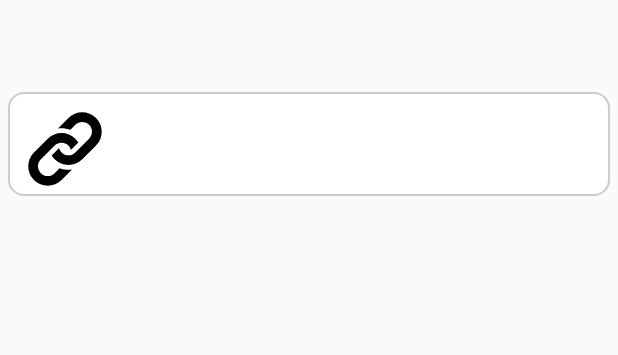
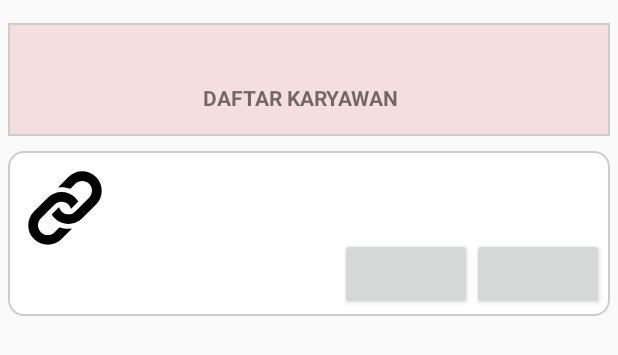
Before and after one commit to linahandayani/retrofitCRUD, an Android app: the layout karyawan.xml on its own in the app's theme, with its tools: preview values and no code run, on a phone screen of 412 x 824 dp. Shown: the top 355 px of the screen. Run offline under Robolectric (Android 15) with nearby library versions, the phone set to English and light mode, and no system bars.

Commit message:
layout delete button

```diff
--- /dev/null
+++ b/app/src/main/res/drawable/circle.xml
@@ -0,0 +1,6 @@
+<?xml version="1.0" encoding="utf-8"?>
+<shape xmlns:android="http://schemas.android.com/apk/res/android" android:shape="oval">
+
+    <solid android:color="#000000"/>
+
+</shape>
--- /dev/null
+++ b/app/src/main/res/drawable/roundrect.xml
@@ -0,0 +1,5 @@
+<?xml version="1.0" encoding="utf-8"?>
+<shape xmlns:android="http://schemas.android.com/apk/res/android">
+    <corners android:radius="14dp"/>
+    <solid android:color="@color/colorPrimary"/>
+</shape>
--- /dev/null
+++ b/app/src/main/res/drawable/shape.xml
@@ -0,0 +1,14 @@
+<?xml version="1.0" encoding="utf-8"?>
+<shape xmlns:android="http://schemas.android.com/apk/res/android"
+    android:shape="rectangle">
+    <solid  android:color="#F5DEDE" />
+    <stroke
+        android:width="1dip"
+        android:color="#cccccc" />
+
+    <corners
+        android:bottomRightRadius="0dp"
+        android:bottomLeftRadius="0dp"
+        android:topLeftRadius="0dp"
+        android:topRightRadius="0dp"/>
+</shape>
--- a/app/src/main/res/layout/karyawan.xml
+++ b/app/src/main/res/layout/karyawan.xml
@@ -4,12 +4,13 @@
     android:orientation="vertical"
     android:layout_width="match_parent"
     android:layout_height="match_parent">
+
     <androidx.recyclerview.widget.RecyclerView
+        android:id="@+id/rv_karyawan"
         android:layout_width="match_parent"
         android:layout_height="match_parent"
-        android:id="@+id/rv_karyawan"
-        android:layout_marginTop="?actionBarSize"
         tools:listitem="@layout/karyawan_adapter">
+
     </androidx.recyclerview.widget.RecyclerView>
 
 </RelativeLayout>
--- a/app/src/main/res/layout/karyawan_adapter.xml
+++ b/app/src/main/res/layout/karyawan_adapter.xml
@@ -4,6 +4,29 @@
     android:layout_height="match_parent"
     android:orientation="vertical"
     android:padding="5dp">
+
+    <LinearLayout
+        android:layout_width="match_parent"
+        android:layout_height="wrap_content"
+        android:layout_marginTop="10dp"
+        android:layout_marginBottom="10dp"
+        android:background="@drawable/shape"
+        android:fitsSystemWindows="true"
+        android:orientation="vertical">
+
+        <TextView
+            android:layout_width="wrap_content"
+            android:layout_height="35dp"
+            android:layout_marginLeft="130dp"
+            android:layout_marginTop="40dp"
+            android:layout_marginRight="20dp"
+            android:text="DAFTAR KARYAWAN"
+            android:textAlignment="center"
+            android:textAllCaps="true"
+            android:textStyle="bold"
+            android:typeface="sans" />
+
+    </LinearLayout>
 
     <RelativeLayout
         android:layout_width="fill_parent"
@@ -51,5 +74,19 @@
             android:textColor="@android:color/holo_blue_dark"
             android:textSize="14dp" />
 
+        <Button
+            android:id="@+id/buttonEdit"
+            android:layout_width="wrap_content"
+            android:layout_height="wrap_content"
+            android:layout_below="@+id/tv_bagian"
+            android:layout_alignParentRight="true"
+            />
+        <Button
+            android:layout_width="wrap_content"
+            android:layout_height="wrap_content"
+            android:layout_below="@+id/tv_bagian"
+            android:layout_toLeftOf="@+id/buttonEdit"
+            android:id="@+id/buttonHapus"/>
+
     </RelativeLayout>
 </LinearLayout>
```
Also changed, not shown: app/src/main/res/drawable/launcher_bak.xml (added, +170 -0 lines), app/src/main/res/drawable/my_shape.xml (added, +20 -0 lines).
